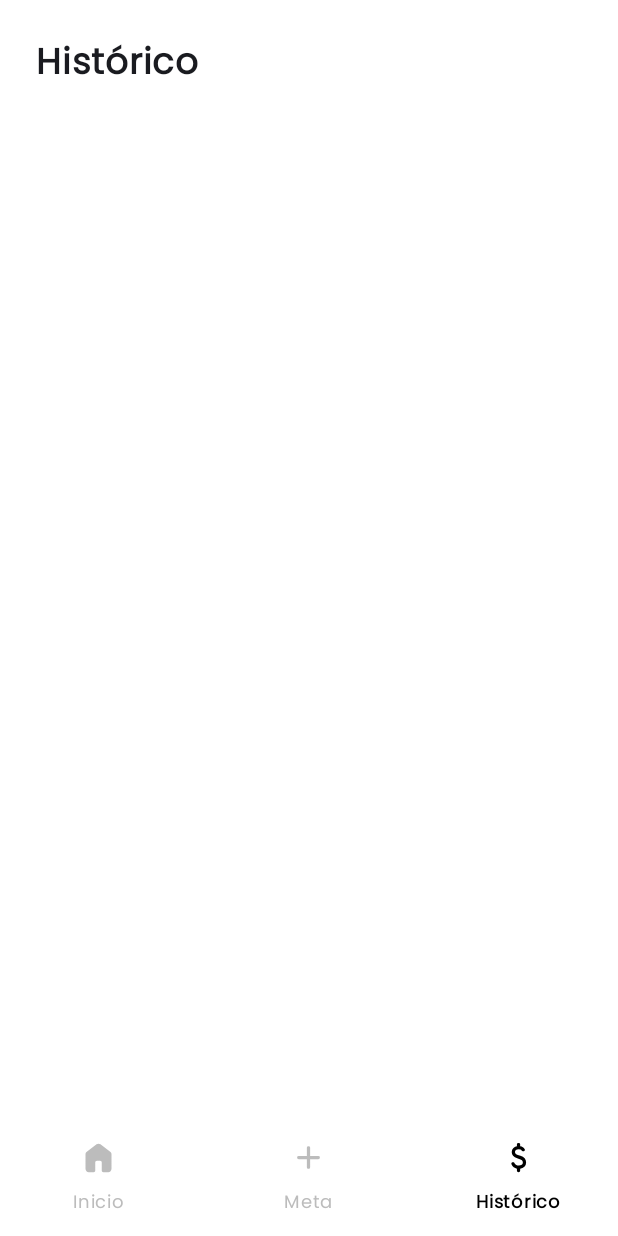
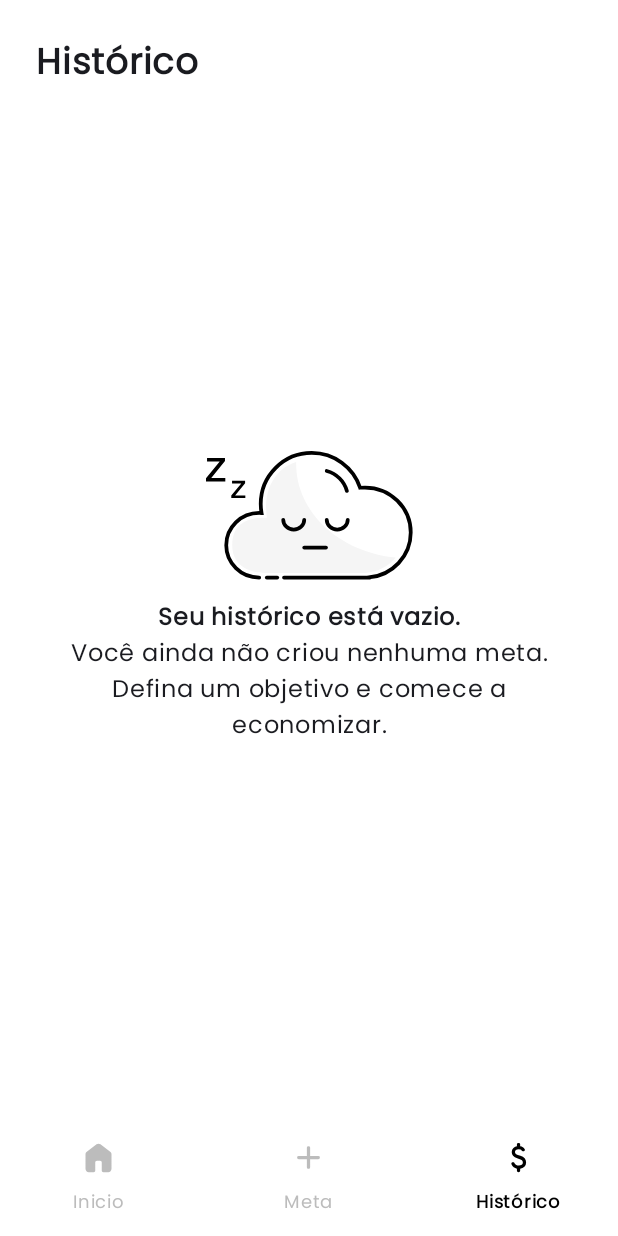
Before and after one commit to saracavalcante/fin-quest, an Android app built with Jetpack Compose: the HistoryScreen screen opened through its navigation route, on a phone screen of 412 x 824 dp. Run offline under Robolectric (Android 15) with nearby library versions, the phone set to English and light mode, and no system bars.

Commit message:
Fix history screen details

```diff
--- a/core/data/src/main/java/br/com/finquest/core/data/repository/GoalRepository.kt
+++ b/core/data/src/main/java/br/com/finquest/core/data/repository/GoalRepository.kt
@@ -16,6 +16,7 @@ interface GoalRepository {
 
     suspend fun insertTransaction(transaction: GoalTransaction)
     suspend fun getTransactionsForGoal(goalId: String): Flow<List<GoalTransaction>>
+    suspend fun getAllTransactions(): Flow<List<GoalTransaction>>
     suspend fun getSavedAmount(goalId: Int): Long?
 }
 
@@ -41,5 +42,8 @@ class GoalRepositoryImpl(
     override suspend fun getTransactionsForGoal(goalId: String): Flow<List<GoalTransaction>> =
         dataSource.getTransactionsForGoal(goalId)
 
+    override suspend fun getAllTransactions(): Flow<List<GoalTransaction>> =
+        dataSource.getAllTransactions()
+
     override suspend fun getSavedAmount(goalId: Int): Long? = dataSource.getSavedAmount(goalId)
 }
--- a/core/database/src/main/java/br/com/finquest/core/database/FinQuestDataBase.kt
+++ b/core/database/src/main/java/br/com/finquest/core/database/FinQuestDataBase.kt
@@ -9,7 +9,7 @@ import br.com.finquest.core.database.model.GoalEntity
 import br.com.finquest.core.database.model.GoalTransactionEntity
 import br.com.finquest.core.database.utils.Converters
 
-@Database(entities = [GoalEntity::class, GoalTransactionEntity::class], version = 4, exportSchema = false)
+@Database(entities = [GoalEntity::class, GoalTransactionEntity::class], version = 5, exportSchema = false)
 @TypeConverters(Converters::class)
 abstract class FinQuestDataBase : RoomDatabase() {
 
--- a/core/database/src/main/java/br/com/finquest/core/database/dao/GoalTransactionDao.kt
+++ b/core/database/src/main/java/br/com/finquest/core/database/dao/GoalTransactionDao.kt
@@ -12,8 +12,24 @@ interface GoalTransactionDao {
     @Insert
     suspend fun insertTransaction(transaction: GoalTransactionEntity)
 
-    @Query("SELECT * FROM goal_transactions WHERE goalId = :goalId ORDER BY dateAdded DESC")
+    @Query("""
+        SELECT gt.*, g.name AS name
+        FROM goal_transactions gt
+        INNER JOIN goals g ON g.id = gt.goalId
+        WHERE(:goalId IS NULL OR gt.goalId = :goalId)
+        ORDER BY gt.dateAdded DESC
+    """)
     fun getTransactionsForGoal(goalId: String): Flow<List<GoalTransactionEntity>>
+
+    @Query(
+        """
+            SELECT gt.*, g.name AS name
+            FROM goal_transactions gt
+            INNER JOIN goals g ON g.id = gt.goalId
+            ORDER BY gt.dateAdded DESC
+        """
+    )
+    fun getAllTransactions(): Flow<List<GoalTransactionEntity>>
 
     @Query("SELECT SUM(amount) FROM goal_transactions WHERE goalId = :goalId")
     suspend fun getSavedAmount(goalId: Int): Long?
--- a/core/database/src/main/java/br/com/finquest/core/database/datasource/GoalLocalDataSource.kt
+++ b/core/database/src/main/java/br/com/finquest/core/database/datasource/GoalLocalDataSource.kt
@@ -20,6 +20,7 @@ interface GoalLocalDataSource {
 
     suspend fun insertTransaction(transaction: GoalTransaction)
     suspend fun getTransactionsForGoal(goalId: String): Flow<List<GoalTransaction>>
+    suspend fun getAllTransactions(): Flow<List<GoalTransaction>>
     suspend fun getSavedAmount(goalId: Int): Long?
 }
 
@@ -28,16 +29,18 @@ class GoalLocalDataSourceImpl(
     private val goalTransactionDao: GoalTransactionDao
 ) : GoalLocalDataSource {
 
-    override suspend fun getAllGoals(): Flow<List<GoalWithSavedAmount>> = goalDao.getAllGoals().map {
-        it.map { goalEntity -> goalEntity.asModel() }
-    }
+    override suspend fun getAllGoals(): Flow<List<GoalWithSavedAmount>> =
+        goalDao.getAllGoals().map {
+            it.map { goalEntity -> goalEntity.asModel() }
+        }
 
     override suspend fun insertGoal(goal: Goal): Long =
         goalDao.insertGoal(goal.asEntity())
 
-    override suspend fun getGoalById(id: Int): Flow<GoalWithSavedAmount> = goalDao.getGoalById(id).map {
-        it.asModel()
-    }
+    override suspend fun getGoalById(id: Int): Flow<GoalWithSavedAmount> =
+        goalDao.getGoalById(id).map {
+            it.asModel()
+        }
 
     override suspend fun updatePinStatus(goal: Goal) {
         val updateGoal = goal.copy(isPinned = !goal.isPinned)
@@ -59,6 +62,11 @@ class GoalLocalDataSourceImpl(
             it.map { transaction -> transaction.asModel() }
         }
 
+    override suspend fun getAllTransactions(): Flow<List<GoalTransaction>> =
+        goalTransactionDao.getAllTransactions().map {
+            it.map { transaction -> transaction.asModel() }
+        }
+
     override suspend fun getSavedAmount(goalId: Int): Long? =
         goalTransactionDao.getSavedAmount(goalId)
 }
--- a/core/database/src/main/java/br/com/finquest/core/database/model/GoalTransactionEntity.kt
+++ b/core/database/src/main/java/br/com/finquest/core/database/model/GoalTransactionEntity.kt
@@ -20,6 +20,7 @@ import java.time.LocalDateTime
 data class GoalTransactionEntity(
     @PrimaryKey(autoGenerate = true)
     val id: Int,
+    val name: String,
     val goalId: Int,
     val amount: Long,
     val dateAdded: LocalDateTime = LocalDateTime.now()
@@ -27,6 +28,7 @@ data class GoalTransactionEntity(
 
 fun GoalTransaction.asEntity() = GoalTransactionEntity(
     id = id ?: 0,
+    name = name ?: "",
     goalId = goalId ?: 0,
     amount = amount ?: 0,
     dateAdded = dateAdded
@@ -34,6 +36,7 @@ fun GoalTransaction.asEntity() = GoalTransactionEntity(
 
 fun GoalTransactionEntity.asModel() = GoalTransaction(
     id = id,
+    name = name,
     goalId = goalId,
     amount = amount,
     dateAdded = dateAdded
--- a/core/domain/src/main/java/br/com/finquest/core/domain/GetTransactionsForGoalUseCase.kt
+++ b/core/domain/src/main/java/br/com/finquest/core/domain/GetTransactionsForGoalUseCase.kt
@@ -7,7 +7,11 @@ import kotlinx.coroutines.flow.Flow
 class GetTransactionsForGoalUseCase(
     private val repository: GoalRepository
 ) {
-    suspend operator fun invoke(goalId: String): Flow<List<GoalTransaction>> {
-        return repository.getTransactionsForGoal(goalId)
+    suspend operator fun invoke(goalId: Int?): Flow<List<GoalTransaction>> {
+        return if (goalId == null) {
+            repository.getAllTransactions()
+        } else {
+            repository.getTransactionsForGoal(goalId.toString())
+        }
     }
 }
--- a/core/model/src/main/java/br/com/finquest/core/model/data/GoalTransaction.kt
+++ b/core/model/src/main/java/br/com/finquest/core/model/data/GoalTransaction.kt
@@ -4,6 +4,7 @@ import java.time.LocalDateTime
 
 data class GoalTransaction(
     val id: Int? = null,
+    val name: String? = null,
     val goalId: Int? = null,
     val amount: Long? = null,
     val dateAdded: LocalDateTime = LocalDateTime.now()
--- /dev/null
+++ b/core/ui/src/main/res/drawable/ic_empty_history.xml
@@ -0,0 +1,61 @@
+<vector xmlns:android="http://schemas.android.com/apk/res/android"
+    android:width="138dp"
+    android:height="87dp"
+    android:viewportWidth="138"
+    android:viewportHeight="87">
+  <path
+      android:pathData="M35.49,85C23.34,85 13.49,75.37 13.49,63.5C13.49,51.63 23.34,42 35.49,42C36.01,42 36.52,42.02 37.03,42.05C36.68,40.09 36.49,38.07 36.49,36C36.49,17.22 51.72,2 70.49,2C85.49,2 98.21,11.7 102.73,25.17C103.8,25.06 104.89,25 105.99,25C122.84,25 136.49,38.43 136.49,55C136.49,70.74 124.17,83.73 108.49,84.98V85H52"
+      android:fillColor="#ffffff"
+      android:fillType="evenOdd"/>
+  <path
+      android:pathData="M35.49,85C23.34,85 13.49,75.37 13.49,63.5C13.49,51.63 23.34,42 35.49,42C36.01,42 36.52,42.02 37.03,42.05C36.68,40.09 36.49,38.07 36.49,36C36.49,17.22 51.72,2 70.49,2C85.49,2 98.21,11.7 102.73,25.17C103.8,25.06 104.89,25 105.99,25C122.84,25 136.49,38.43 136.49,55C136.49,70.74 124.17,83.73 108.49,84.98V85H52"
+      android:strokeWidth="2.5"
+      android:fillColor="#00000000"
+      android:strokeColor="#000000"
+      android:strokeLineCap="round"/>
+  <path
+      android:pathData="M60.11,9.34C60.11,41.57 89.13,68.12 126.49,71.7C121.81,77.46 114.58,81.37 106.34,81.98V82H39.24C31.1,82 17.49,78.57 17.49,63.55C17.49,48.53 28.07,45.1 39.24,45.1C39.71,45.1 40.18,45.11 40.65,45.14C40.33,43.46 40.27,41.72 40.16,39.95C39.4,27.98 44.62,12.91 60.12,8C60.11,8.45 60.11,8.89 60.11,9.34Z"
+      android:fillColor="#f5f5f5"
+      android:fillType="evenOdd"/>
+  <path
+      android:pathData="M80.49,46.5C80.49,50.09 83.63,53 87.49,53C91.36,53 94.49,50.09 94.49,46.5"
+      android:strokeWidth="2.5"
+      android:fillColor="#00000000"
+      android:strokeColor="#000000"
+      android:strokeLineCap="round"/>
+  <path
+      android:pathData="M51.49,46.5C51.49,50.09 54.63,53 58.49,53C62.36,53 65.49,50.09 65.49,46.5"
+      android:strokeWidth="2.5"
+      android:fillColor="#00000000"
+      android:strokeColor="#000000"
+      android:strokeLineCap="round"/>
+  <path
+      android:pathData="M80.49,14C87,15.72 92.14,20.81 93.93,27.29"
+      android:strokeWidth="2.5"
+      android:fillColor="#00000000"
+      android:strokeColor="#000000"
+      android:strokeLineCap="round"/>
+  <path
+      android:pathData="M47.49,85H40.53Z"
+      android:fillColor="#ffffff"
+      android:fillType="evenOdd"/>
+  <path
+      android:pathData="M47.49,85H40.53"
+      android:strokeLineJoin="round"
+      android:strokeWidth="2.5"
+      android:fillColor="#00000000"
+      android:strokeColor="#000000"
+      android:strokeLineCap="round"/>
+  <path
+      android:pathData="M65.49,65H79.99"
+      android:strokeWidth="2.5"
+      android:fillColor="#00000000"
+      android:strokeColor="#000000"
+      android:strokeLineCap="round"/>
+  <path
+      android:pathData="M0.7,5.29H12.65V7.38L3.5,18.62H12.87V21H0V18.76L9.15,7.67H0.7V5.29Z"
+      android:fillColor="#000000"/>
+  <path
+      android:pathData="M17.37,20.58H26.06V22.1L19.41,30.27H26.22V32H16.86V30.37L23.52,22.3H17.37V20.58Z"
+      android:fillColor="#000000"/>
+</vector>
--- a/features/home/src/main/java/br/com/finquest/features/home/ui/history/HistoryScreen.kt
+++ b/features/home/src/main/java/br/com/finquest/features/home/ui/history/HistoryScreen.kt
@@ -1,6 +1,7 @@
 package br.com.finquest.features.home.ui.history
 
 import androidx.compose.animation.AnimatedVisibility
+import androidx.compose.foundation.Image
 import androidx.compose.foundation.background
 import androidx.compose.foundation.clickable
 import androidx.compose.foundation.layout.Arrangement
@@ -10,6 +11,7 @@ import androidx.compose.foundation.layout.Row
 import androidx.compose.foundation.layout.Spacer
 import androidx.compose.foundation.layout.fillMaxSize
 import androidx.compose.foundation.layout.fillMaxWidth
+import androidx.compose.foundation.layout.height
 import androidx.compose.foundation.layout.padding
 import androidx.compose.foundation.layout.size
 import androidx.compose.foundation.layout.width
@@ -33,6 +35,7 @@ import androidx.compose.ui.Modifier
 import androidx.compose.ui.graphics.Color
 import androidx.compose.ui.res.painterResource
 import androidx.compose.ui.text.font.FontWeight
+import androidx.compose.ui.text.style.TextAlign
 import androidx.compose.ui.unit.dp
 import androidx.compose.ui.unit.sp
 import androidx.lifecycle.compose.collectAsStateWithLifecycle
@@ -51,6 +54,7 @@ fun HistoryScreen(
 
     LaunchedEffect(Unit) {
         viewModel.getGoals()
+        viewModel.getTransactions(null)
     }
 
     HistoryScreen(state, viewModel)
@@ -80,7 +84,13 @@ fun HistoryScreen(
             fontSize = 24.sp,
             fontWeight = FontWeight.Bold
         )
-        FilterContent(state = state, viewModel = viewModel)
+        FilterContent(
+            state = state,
+            viewModel = viewModel
+        )
+        if (state.transactions?.isEmpty() == true) {
+            EmptyState()
+        } else {
             LazyColumn(
                 modifier = Modifier.weight(1f)
             ) {
@@ -97,6 +107,33 @@ fun HistoryScreen(
                     }
                 }
             }
+        }
+    }
+}
+
+@Composable
+fun EmptyState(modifier: Modifier = Modifier) {
+    Column(
+        modifier = modifier.fillMaxSize(),
+        horizontalAlignment = Alignment.CenterHorizontally,
+        verticalArrangement = Arrangement.Center
+    ) {
+        Image(
+            painter = painterResource(R.drawable.ic_empty_history),
+            contentDescription = ""
+        )
+        Spacer(modifier = Modifier.height(12.dp))
+        Text(
+            text = "Seu histórico está vazio.",
+            fontFamily = FontFamily,
+            fontWeight = FontWeight.SemiBold
+        )
+        Text(
+            modifier = Modifier.fillMaxWidth(),
+            text = "Você ainda não criou nenhuma meta. Defina um objetivo e comece a economizar.",
+            fontFamily = FontFamily,
+            textAlign = TextAlign.Center
+        )
     }
 }
 
@@ -182,10 +219,8 @@ fun HistoryItem(
             Spacer(modifier = Modifier.width(16.dp))
             Column {
                 Text(
-                    text = goalTransaction.dateAdded.format(DateTimeFormatter.ofPattern("dd/MM/yyyy")),
-                    fontFamily = FontFamily,
-                    fontSize = 12.sp,
-                    color = Color(0xFFBCBCBC)
+                    text = goalTransaction.name ?: "",
+                    fontFamily = FontFamily
                 )
                 Text(
                     text = "+${goalTransaction.amount?.toMoneyString()}",
@@ -193,6 +228,13 @@ fun HistoryItem(
                     fontWeight = FontWeight.SemiBold
                 )
             }
+            Spacer(modifier = Modifier.weight(1f))
+            Text(
+                text = goalTransaction.dateAdded.format(DateTimeFormatter.ofPattern("dd/MM/yyyy")),
+                fontFamily = FontFamily,
+                fontSize = 12.sp,
+                color = Color(0xFFBCBCBC)
+            )
         }
         HorizontalDivider(
             modifier = Modifier.padding(vertical = 16.dp),
--- a/features/home/src/main/java/br/com/finquest/features/home/ui/history/HistoryViewModel.kt
+++ b/features/home/src/main/java/br/com/finquest/features/home/ui/history/HistoryViewModel.kt
@@ -29,13 +29,13 @@ class HistoryViewModel(
         }
     }
 
-    fun getTransactions(gaol: Goal) {
+    fun getTransactions(gaol: Goal?) {
         viewModelScope.launch {
-            getTransactionsForGoalUseCase.invoke(gaol.id.toString()).collect { transactions ->
+            getTransactionsForGoalUseCase.invoke(gaol?.id).collect { transactions ->
                 _uiState.update {
                     it.copy(
                         transactions = transactions,
-                        filterName = gaol.name
+                        filterName = gaol?.name
                     )
                 }
             }
```
Also changed, not shown: 2 other files. Lines whose indentation alone changed are shown as unchanged.
